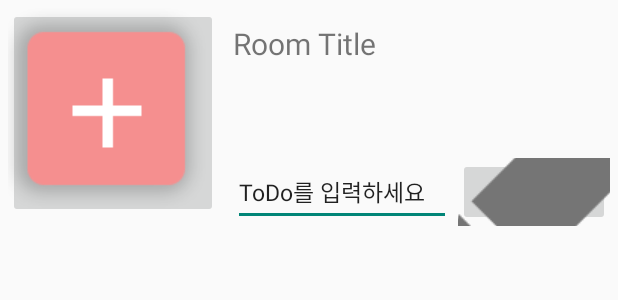
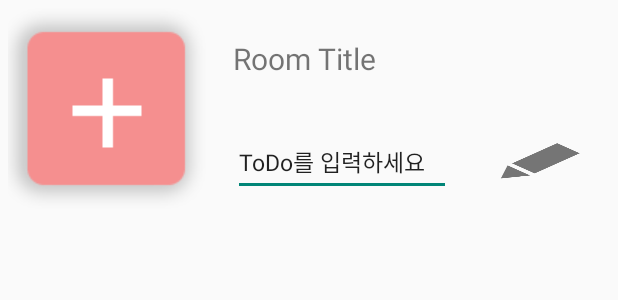
Before and after one commit to hynzlee/Temp, an Android app: the layout todo_item.xml on its own in the app's theme, with its tools: preview values and no code run, on a phone screen of 412 x 824 dp. Shown: the top 300 px of the screen. Run offline under Robolectric (Android 15) with nearby library versions, the phone set to English and light mode, and no system bars.

Commit message:
tab 1,2 fix

```diff
--- a/app/src/main/res/layout/todo_item.xml
+++ b/app/src/main/res/layout/todo_item.xml
@@ -1,7 +1,7 @@
 <?xml version="1.0" encoding="utf-8"?>
 <FrameLayout xmlns:android="http://schemas.android.com/apk/res/android"
     android:layout_width="match_parent"
-    android:layout_height="150dp"
+    android:layout_height="140dp"
     android:layout_marginLeft="5dp"
     android:layout_marginRight="5dp"
     android:layout_marginTop="5dp"
@@ -11,13 +11,15 @@
     <ImageButton
         android:id="@+id/imgButton"
         android:visibility="visible"
+        android:background="#FAFAFA"
         android:src="@drawable/button1"
         android:layout_width="140dp"
-        android:layout_height="140dp"/>
+        android:layout_height="140dp"
+        android:scaleType="center"/>
     <TextView
         android:id="@+id/tdTitle"
         android:layout_marginLeft="150dp"
-        android:layout_marginTop="10dp"
+        android:layout_marginTop="20dp"
         android:textSize="20dp"
         android:layout_width="wrap_content"
         android:layout_height="wrap_content"
@@ -26,7 +28,7 @@
     <EditText
         android:id="@+id/tdEdit"
         android:layout_marginLeft="150dp"
-        android:layout_marginTop="100dp"
+        android:layout_marginTop="80dp"
         android:layout_marginBottom="5dp"
         android:layout_marginRight="15dp"
         android:layout_width="145dp"
@@ -38,6 +40,8 @@
         android:layout_width="match_parent"
         android:layout_height="45dp"
         android:layout_marginLeft="300dp"
-        android:layout_marginTop="100dp"
+        android:layout_marginTop="80dp"
+        android:scaleType="fitXY"
+        android:background="#FAFAFA"
         android:src="@drawable/edit"/>
 </FrameLayout>
```
Also changed, not shown: app/src/main/java/com/sample/fortest/DayAdapter.java (+9 -10 lines), app/src/main/java/com/sample/fortest/Fragment3.java (+6 -2 lines).
